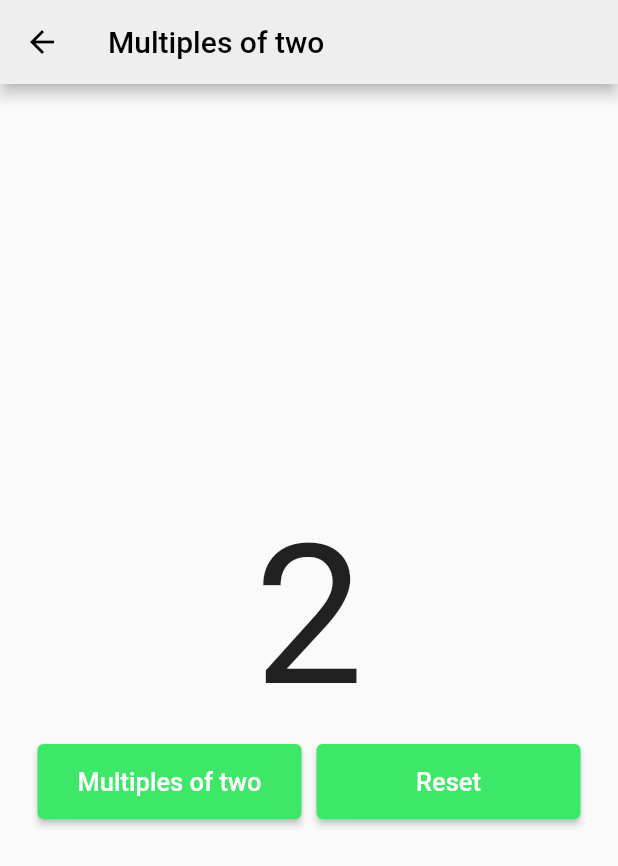
After one commit to brafii/guess-game, a Flutter app: the Number screen opened by its route, on a phone screen of 412 x 824 dp. The commit adds this screen. Shown: the top 866 px of the screen. Run offline on Flutter 3.47's test engine with Material 2 defaults, Android fonts, the light colour scheme and no system bars.

Commit message:
Two pages completed

```diff
--- a/lib/main.dart
+++ b/lib/main.dart
@@ -1,5 +1,7 @@
 import 'package:flutter/material.dart';
+import 'package:guess_app/ui/dice_page.dart';
 import 'package:guess_app/ui/home.dart';
+import 'package:guess_app/ui/number_page.dart';
 
 void main() {
   runApp(MyApp());
@@ -13,7 +15,8 @@ class MyApp extends StatelessWidget {
       initialRoute: '/',
       routes: {
         '/': (context) => Home(),
-        // '/second': (context) => SecondScreen(),
+        '/dice': (context) => Dice(),
+        '/number': (context) => Number(),
       },
     );
   }
--- a/lib/ui/home.dart
+++ b/lib/ui/home.dart
@@ -1,6 +1,6 @@
 import 'package:flutter/material.dart';
+import 'package:guess_app/utils/customcard.dart';
 
-import 'utils/customcard.dart';
 
 class Home extends StatelessWidget {
   @override
@@ -24,7 +24,7 @@ class Home extends StatelessWidget {
                 Expanded(
                   child: ReuseCard(
                     onpress: (){
-                      print('Number Pressed');
+                      Navigator.pushNamed(context, '/number');
                     },
                     image: 'images/number.png',
                     label: 'Number',
@@ -48,7 +48,7 @@ class Home extends StatelessWidget {
                 Expanded(
                   child: ReuseCard(
                     onpress: (){
-                      print('Dice Pressed Pressed');
+                      Navigator.pushNamed(context, '/dice');
                     },
                     image: 'images/dice.png',
                     label: 'Rice Roll',
--- /dev/null
+++ b/lib/ui/number_page.dart
@@ -0,0 +1,70 @@
+import 'package:flutter/material.dart';
+import 'package:guess_app/utils/mybutton.dart';
+
+class Number extends StatefulWidget {
+  @override
+  _NumberState createState() => _NumberState();
+}
+
+class _NumberState extends State<Number> {
+
+  int number = 2;
+
+  @override
+  Widget build(BuildContext context) {
+    return Scaffold(
+      appBar: AppBar(
+        iconTheme: IconThemeData(
+          color: Colors.black,
+        ),
+        backgroundColor: Color(0xffeeeeee),
+        title: Text(
+          'Multiples of two',
+          style: TextStyle(
+            color: Colors.black,
+          ),
+        ),
+      ),
+      body: Container(
+        margin: EdgeInsets.all(25.0),
+        child: Column(
+          mainAxisAlignment: MainAxisAlignment.center,
+          children: [
+            Text(
+              '$number',
+              style: TextStyle(
+                fontSize: 130.0,
+              ),
+            ),
+            SizedBox(height: 10.0,),
+            Row(
+              children: [
+                Expanded(
+                  child: MyButton(
+                    onpress: (){
+                      setState(() {
+                        number = number + 2;
+                      });
+                    },
+                    label: 'Multiples of two',
+                  ),
+                ),
+                SizedBox(width: 10.0),
+                Expanded(
+                  child: MyButton(
+                    onpress: (){
+                      setState(() {
+                        number = 0;
+                      });
+                    },
+                    label: 'Reset',
+                  ),
+                ),
+              ],
+            ),
+          ],
+        ),
+      ),
+    );
+  }
+}
--- /dev/null
+++ b/lib/utils/mybutton.dart
@@ -0,0 +1,29 @@
+import 'package:flutter/material.dart';
+
+class MyButton extends StatelessWidget {
+
+  MyButton({@required this.label, this.onpress});
+
+  final String label;
+  final Function onpress;
+
+  @override
+  Widget build(BuildContext context) {
+    return Container(
+      width: double.infinity,
+      child: ElevatedButton(
+        onPressed: onpress,
+        child: Text(
+          label,
+          style: TextStyle(
+              fontSize: 17.0
+          ),
+        ),
+        style: ElevatedButton.styleFrom(
+          primary: Color(0xff3de868),
+          padding: EdgeInsets.all(15.0),
+        ),
+      ),
+    );
+  }
+}
```
Also changed, not shown: lib/ui/dice_page.dart (added, +72 -0 lines), images/dice1.png (renamed from images/dice/dice1.png), images/dice2.png (renamed from images/dice/dice2.png), images/dice3.png (renamed from images/dice/dice3.png), images/dice4.png (renamed from images/dice/dice4.png), images/dice5.png (renamed from images/dice/dice5.png), images/dice6.png (renamed from images/dice/dice6.png), lib/utils/customcard.dart (renamed from lib/ui/utils/customcard.dart).
